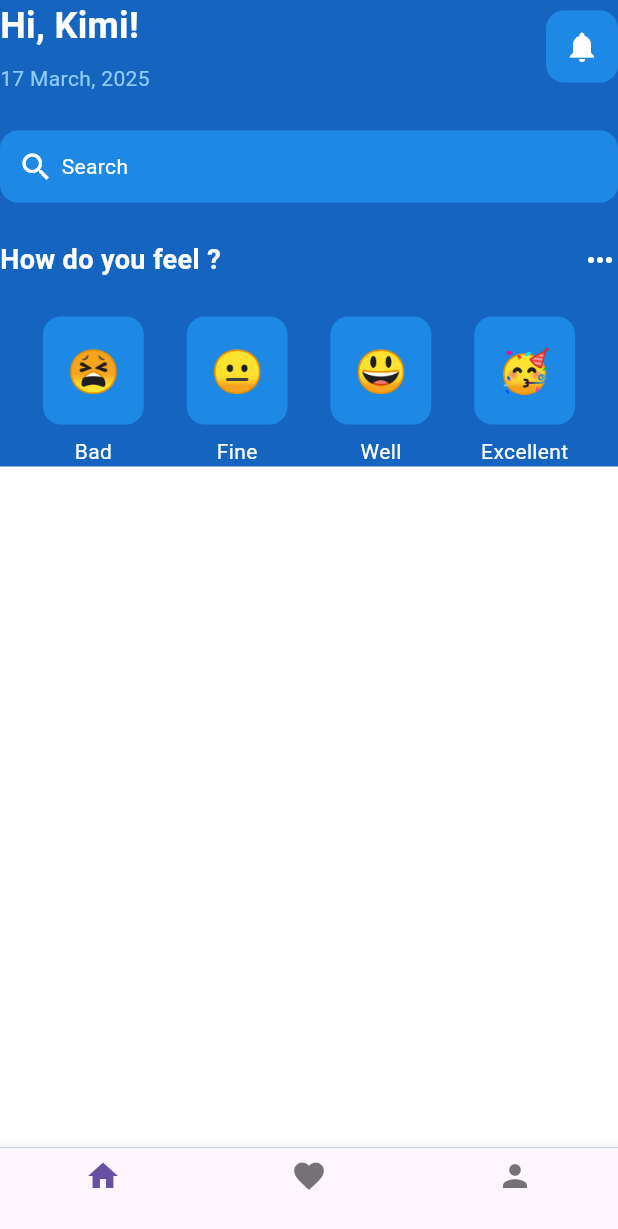
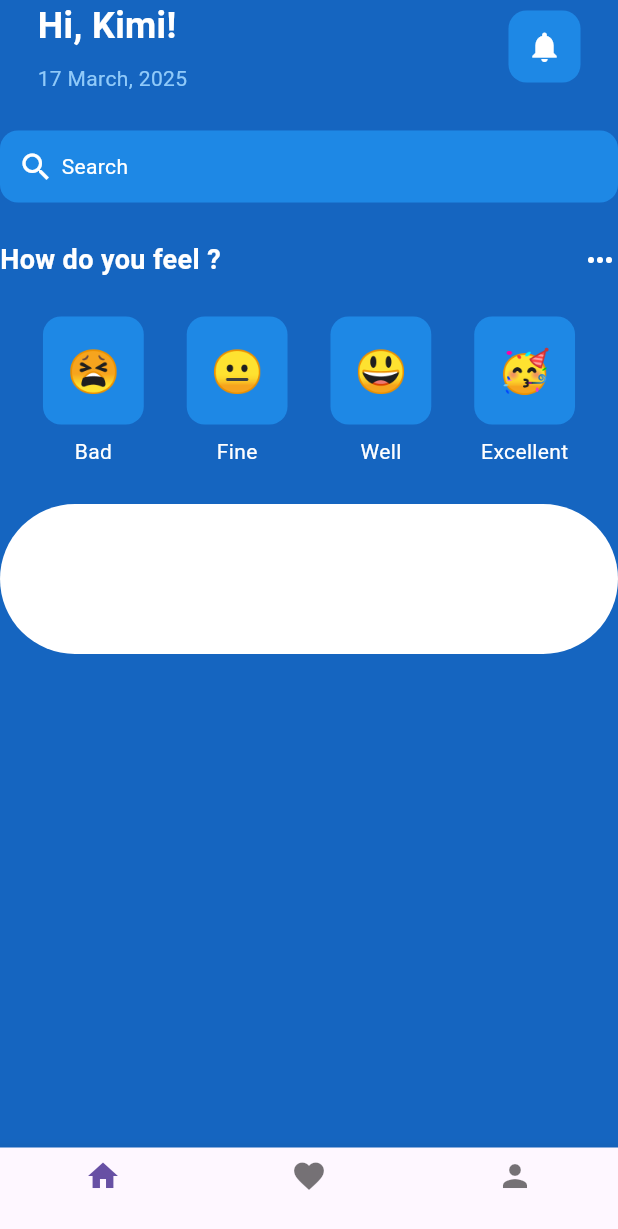
Before and after one commit to OrewaKimi/uts_mobile-programing-lanjut, a Flutter app: the screen it shows after launch, on a phone screen of 412 x 824 dp. Shown: the top 1229 px of the screen. Run offline on Flutter 3.47's test engine with Material 3 defaults, Android fonts, the phone set to English and light mode, and no system bars.

Commit message:
add sizedbox, border radius

```diff
--- a/lib/pages/home_page.dart
+++ b/lib/pages/home_page.dart
@@ -23,7 +23,9 @@ class _HomePageState extends State<HomePage> {
       body: SafeArea(
         child: Column(
           children: [
-            Column(
+            Padding(
+              padding: const EdgeInsets.symmetric(horizontal: 25.0),
+              child: Column(
                 children: [
                   // greetings row
                   Row(
@@ -64,6 +66,7 @@ class _HomePageState extends State<HomePage> {
                     ],
                   ),
                 ],
+              ),
             ),
             const SizedBox(height: 25),
 
@@ -144,8 +147,16 @@ class _HomePageState extends State<HomePage> {
                 ),
               ],
             ),
-
-            Expanded(child: Container(color: Colors.white)),
+              SizedBox(
+                height: 25,
+              ),
+            ClipRRect(
+              borderRadius: BorderRadius.circular(50),
+            child: Container(
+              height: 100,
+              color: Colors.white,
+              ),
+            ),
           ],
         ),
       ),
```
Lines whose indentation alone changed are shown as unchanged.
